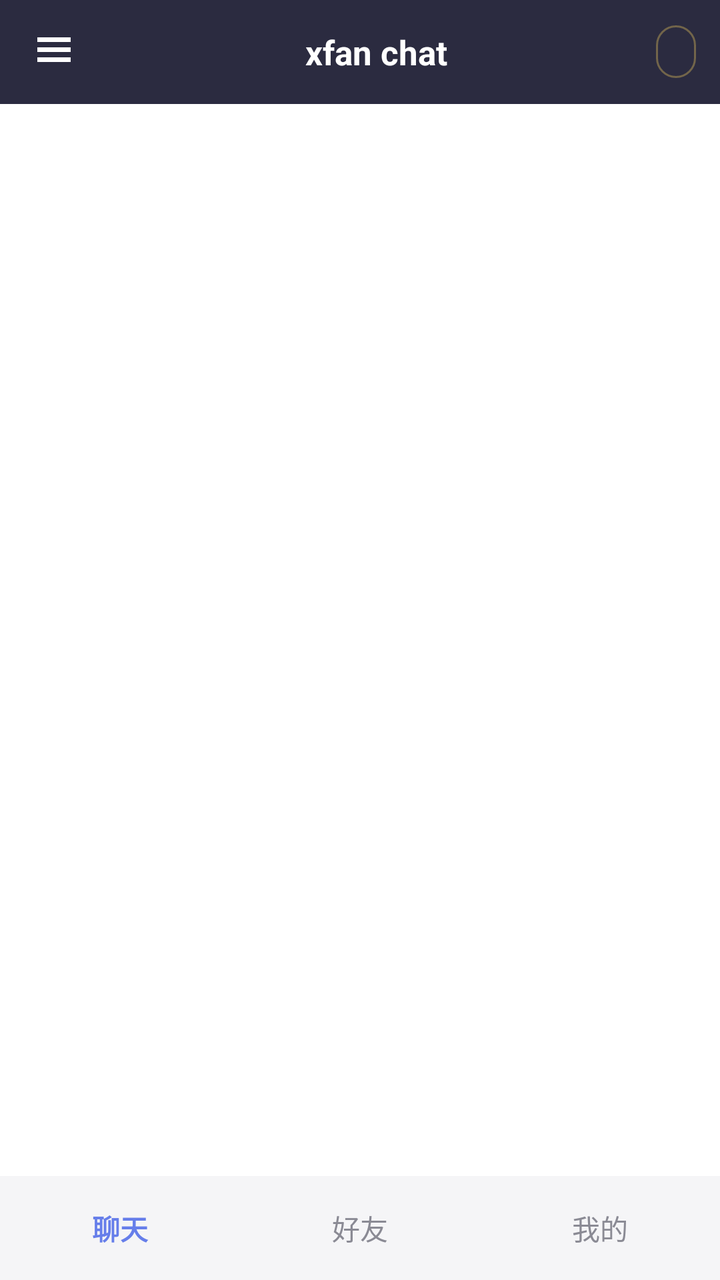
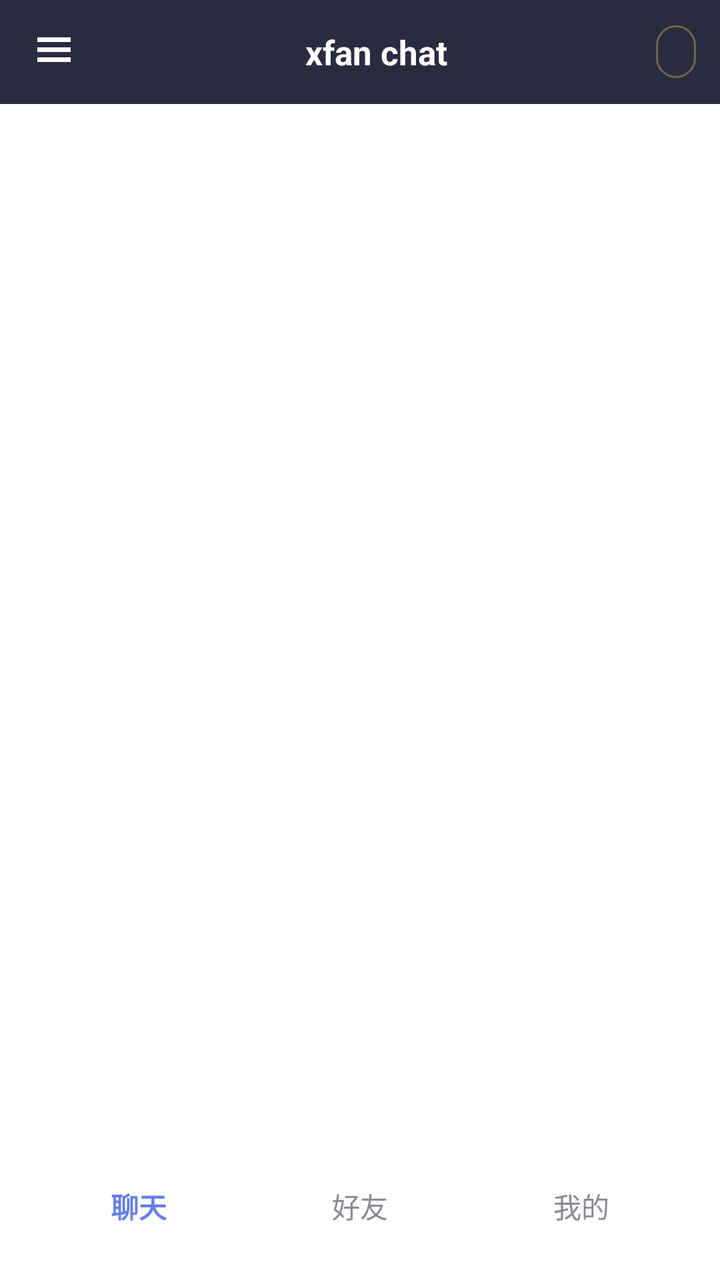

Screens rendered from an Android XML layout before and after an edit, with the pre-edit source and the edit as a unified diff.
<!-- AndroidManifest.xml: application theme AppTheme -->
<!-- res/layout/activity_main.xml -->
<?xml version="1.0" encoding="utf-8"?>
<FrameLayout xmlns:android="http://schemas.android.com/apk/res/android"
    android:layout_width="match_parent"
    android:layout_height="match_parent"
>

    
    <LinearLayout
        android:layout_width="match_parent"
        android:layout_height="match_parent"
        android:orientation="vertical">

        <LinearLayout
            android:id="@+id/topBar"
            android:layout_width="match_parent"
            android:layout_height="52dp"
            android:background="@color/primary"
            android:gravity="center_vertical"
            android:orientation="horizontal"
            android:paddingLeft="6dp"
            android:paddingRight="12dp">

            <ImageButton
                android:id="@+id/btnDrawer"
                android:layout_width="42dp"
                android:layout_height="42dp"
                android:background="@null"
                android:contentDescription="@string/drawer_title"
                android:src="@drawable/ic_menu"
                android:tint="@color/text_light" />

            <TextView
                android:id="@+id/tvTitle"
                android:layout_width="0dp"
                android:layout_height="wrap_content"
                android:layout_weight="1"
                android:gravity="center"
                android:text="@string/app_name"
                android:textColor="@color/text_light"
                android:textSize="17sp"
                android:textStyle="bold" />

            
            <TextView
                android:id="@+id/tvPoints"
                android:layout_width="wrap_content"
                android:layout_height="wrap_content"
                android:background="@drawable/bg_top_chip"
                android:paddingLeft="10dp"
                android:paddingTop="5dp"
                android:paddingRight="10dp"
                android:paddingBottom="5dp"
                android:textColor="#FFD75E"
                android:textSize="12sp"
                android:textStyle="bold" />
        </LinearLayout>

        <FrameLayout
            android:id="@+id/content"
            android:layout_width="match_parent"
            android:layout_height="0dp"
            android:layout_weight="1" />

        <LinearLayout
            android:id="@+id/bottomBar"
            android:layout_width="match_parent"
            android:layout_height="52dp"
            android:background="@color/bg_panel"
            android:orientation="horizontal">

            <TextView
                android:id="@+id/tabChat"
                android:layout_width="0dp"
                android:layout_height="match_parent"
                android:layout_weight="1"
                android:gravity="center"
                android:text="@string/tab_chat"
                android:textColor="@color/accent"
                android:textSize="14sp"
                android:textStyle="bold" />

            <TextView
                android:id="@+id/tabFriends"
                android:layout_width="0dp"
                android:layout_height="match_parent"
                android:layout_weight="1"
                android:gravity="center"
                android:text="@string/tab_friends"
                android:textColor="@color/text_sub"
                android:textSize="14sp" />

            <TextView
                android:id="@+id/tabMe"
                android:layout_width="0dp"
                android:layout_height="match_parent"
                android:layout_weight="1"
                android:gravity="center"
                android:text="@string/tab_me"
                android:textColor="@color/text_sub"
                android:textSize="14sp" />
        </LinearLayout>
    </LinearLayout>

    
    <FrameLayout
        android:id="@+id/drawerRoot"
        android:layout_width="match_parent"
        android:layout_height="match_parent"
        android:visibility="gone">

        <View
            android:id="@+id/drawerMask"
            android:layout_width="match_parent"
            android:layout_height="match_parent"
            android:background="@color/mask" />

        <LinearLayout
            android:id="@+id/drawerPanel"
            android:layout_width="270dp"
            android:layout_height="match_parent"
            android:layout_gravity="start"
            android:background="@color/bg_drawer"
            android:orientation="vertical">

            <TextView
                android:layout_width="match_parent"
                android:layout_height="52dp"
                android:background="@color/primaryDark"
                android:gravity="center_vertical"
                android:paddingLeft="16dp"
                android:text="@string/drawer_title"
                android:textColor="@color/text_drawer"
                android:textSize="16sp"
                android:textStyle="bold" />

            <ScrollView
                android:layout_width="match_parent"
                android:layout_height="0dp"
                android:layout_weight="1">

                <LinearLayout
                    android:id="@+id/drawerBody"
                    android:layout_width="match_parent"
                    android:layout_height="wrap_content"
                    android:orientation="vertical"
                    android:padding="12dp" />
            </ScrollView>
        </LinearLayout>
    </FrameLayout>
</FrameLayout>
<!-- resources referenced by this layout -->
<resources>
  <color name="accent">#667EEA</color>
  <color name="bg_drawer">#232336</color>
  <color name="bg_panel">#F5F5F7</color>
  <color name="mask">#99000000</color>
  <color name="primary">#2B2B40</color>
  <color name="primaryDark">#1B1B28</color>
  <color name="text_drawer">#5FE3F0</color>
  <color name="text_light">#FFFFFF</color>
  <color name="text_sub">#8A8A94</color>
  <!-- drawable bg_top_chip (drawable) -->
  <?xml version="1.0" encoding="utf-8"?>
  <shape xmlns:android="http://schemas.android.com/apk/res/android"
      android:shape="rectangle">
      <solid android:color="#00000000" />
      <stroke android:width="1dp" android:color="#55FFD75E" />
      <corners android:radius="12dp" />
  </shape>
  <!-- drawable ic_menu: png bitmap (drawable-hdpi, 123 bytes) -->
  <string name="app_name">xfan chat</string>
  <string name="drawer_title">个性化</string>
  <string name="tab_chat">聊天</string>
  <string name="tab_friends">好友</string>
  <string name="tab_me">我的</string>
  <style name="AppTheme" parent="@android:style/Theme.Material.Light.NoActionBar">
          <item name="android:colorPrimary">@color/primary</item>
          <item name="android:colorPrimaryDark">@color/primaryDark</item>
          <item name="android:colorAccent">@color/accent</item>
          <item name="android:windowBackground">@color/bg</item>
          <item name="android:statusBarColor">@color/primaryDark</item>
          <item name="android:windowLightStatusBar">false</item>
      </style>
  <color name="bg">#FFFFFF</color>
</resources>

<!-- the commit's change to res/layout/activity_main.xml (unified diff, before → after) -->
@@ -61,44 +61,70 @@
             android:layout_height="0dp"
             android:layout_weight="1" />
 
-        <LinearLayout
-            android:id="@+id/bottomBar"
+        
+        <FrameLayout
+            android:id="@+id/dockWrap"
             android:layout_width="match_parent"
-            android:layout_height="52dp"
-            android:background="@color/bg_panel"
-            android:orientation="horizontal">
+            android:layout_height="66dp"
+            android:paddingLeft="14dp"
+            android:paddingTop="6dp"
+            android:paddingRight="14dp"
+            android:paddingBottom="14dp">
 
-            <TextView
-                android:id="@+id/tabChat"
+            
+            <FrameLayout
+                android:id="@+id/dockGlass"
+                android:layout_width="match_parent"
+                android:layout_height="match_parent" />
+
+            
+            <View
+                android:id="@+id/dockIndicator"
                 android:layout_width="0dp"
                 android:layout_height="match_parent"
-                android:layout_weight="1"
-                android:gravity="center"
-                android:text="@string/tab_chat"
-                android:textColor="@color/accent"
-                android:textSize="14sp"
-                android:textStyle="bold" />
+                android:layout_gravity="center_vertical"
+                android:background="@drawable/bg_dock_pill"
+                android:visibility="invisible" />
 
-            <TextView
-                android:id="@+id/tabFriends"
-                android:layout_width="0dp"
+            <LinearLayout
+                android:id="@+id/bottomBar"
+                android:layout_width="match_parent"
                 android:layout_height="match_parent"
-                android:layout_weight="1"
-                android:gravity="center"
-                android:text="@string/tab_friends"
-                android:textColor="@color/text_sub"
-                android:textSize="14sp" />
+                android:background="@null"
+                android:orientation="horizontal">
 
-            <TextView
-                android:id="@+id/tabMe"
-                android:layout_width="0dp"
-                android:layout_height="match_parent"
-                android:layout_weight="1"
-                android:gravity="center"
-                android:text="@string/tab_me"
-                android:textColor="@color/text_sub"
-                android:textSize="14sp" />
-        </LinearLayout>
+                <TextView
+                    android:id="@+id/tabChat"
+                    android:layout_width="0dp"
+                    android:layout_height="match_parent"
+                    android:layout_weight="1"
+                    android:gravity="center"
+                    android:text="@string/tab_chat"
+                    android:textColor="@color/accent"
+                    android:textSize="14sp"
+                    android:textStyle="bold" />
+
+                <TextView
+                    android:id="@+id/tabFriends"
+                    android:layout_width="0dp"
+                    android:layout_height="match_parent"
+                    android:layout_weight="1"
+                    android:gravity="center"
+                    android:text="@string/tab_friends"
+                    android:textColor="@color/text_sub"
+                    android:textSize="14sp" />
+
+                <TextView
+                    android:id="@+id/tabMe"
+                    android:layout_width="0dp"
+                    android:layout_height="match_parent"
+                    android:layout_weight="1"
+                    android:gravity="center"
+                    android:text="@string/tab_me"
+                    android:textColor="@color/text_sub"
+                    android:textSize="14sp" />
+            </LinearLayout>
+        </FrameLayout>
     </LinearLayout>
 
     
<!-- resource entries referenced after the edit -->
@@ -2,13 +2,20 @@
 <resources>
   <color name="accent">#667EEA</color>
   <color name="bg_drawer">#232336</color>
-  <color name="bg_panel">#F5F5F7</color>
   <color name="mask">#99000000</color>
   <color name="primary">#2B2B40</color>
   <color name="primaryDark">#1B1B28</color>
   <color name="text_drawer">#5FE3F0</color>
   <color name="text_light">#FFFFFF</color>
   <color name="text_sub">#8A8A94</color>
+  <!-- drawable bg_dock_pill (drawable) -->
+  <?xml version="1.0" encoding="utf-8"?>
+  <shape xmlns:android="http://schemas.android.com/apk/res/android"
+      android:shape="rectangle">
+      <solid android:color="#3DFFFFFF" />
+      <stroke android:width="1dp" android:color="#73FFFFFF" />
+      <corners android:radius="20dp" />
+  </shape>
   <!-- drawable bg_top_chip (drawable) -->
   <?xml version="1.0" encoding="utf-8"?>
   <shape xmlns:android="http://schemas.android.com/apk/res/android"
